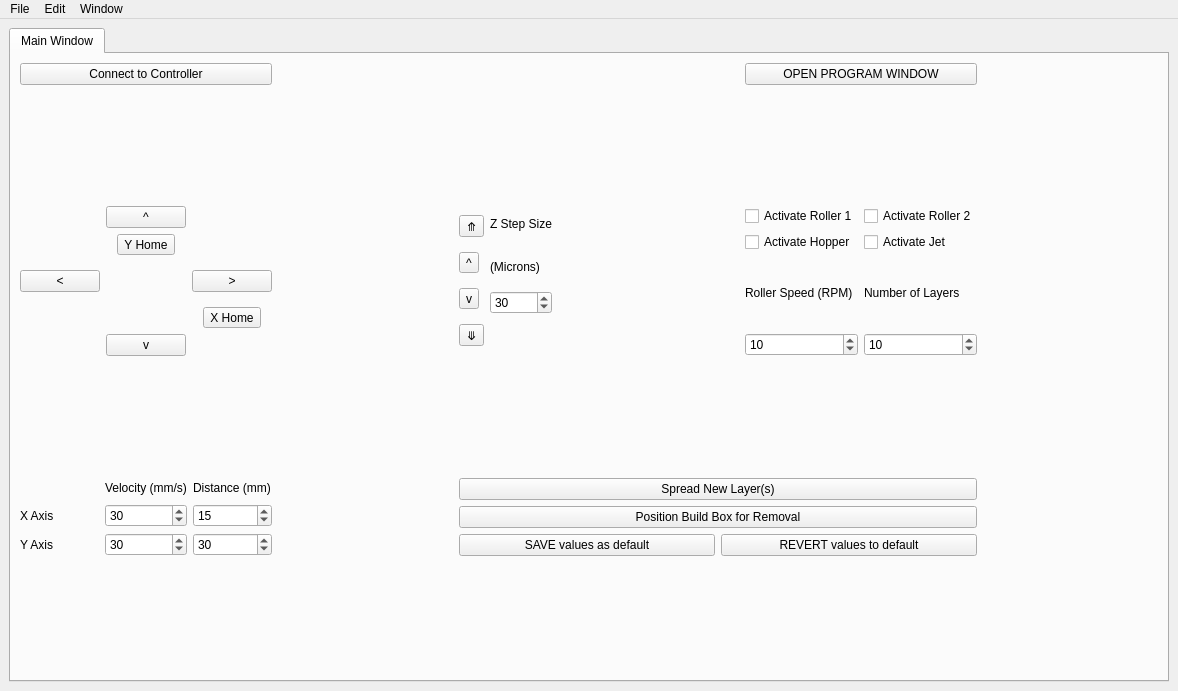
Above: mainwindow.ui from BYUCreateResearchLab/CREATE_LAB_Binder_Jet_Printer before the change. Below: the same form after it.
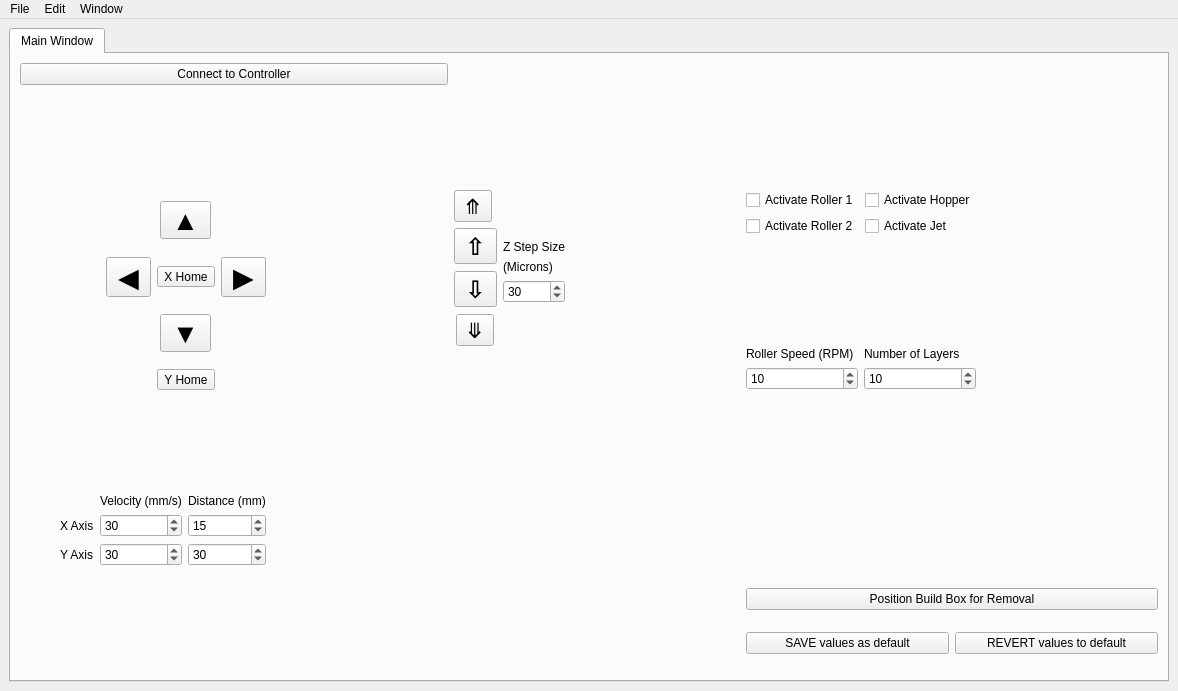
That is the form after the change.

Commit message: Powder Setup Window

The edit to the form file:
```diff
--- a/mainwindow.ui
+++ b/mainwindow.ui
@@ -25,92 +25,20 @@
         <string>Main Window</string>
        </attribute>
        <layout class="QGridLayout" name="gridLayout_8">
-        <item row="2" column="0" rowspan="2">
-         <layout class="QGridLayout" name="gridLayout">
-          <item row="2" column="0">
-           <widget class="QPushButton" name="xNegative">
-            <property name="text">
-             <string>&lt;</string>
-            </property>
-           </widget>
-          </item>
-          <item row="1" column="1" alignment="Qt::AlignHCenter">
-           <widget class="QToolButton" name="yHome">
-            <property name="text">
-             <string>Y Home</string>
-            </property>
-           </widget>
-          </item>
-          <item row="3" column="2" alignment="Qt::AlignHCenter">
-           <widget class="QToolButton" name="xHome">
-            <property name="text">
-             <string>X Home</string>
-            </property>
-           </widget>
-          </item>
-          <item row="0" column="2">
-           <spacer name="horizontalSpacer_2">
-            <property name="orientation">
-             <enum>Qt::Horizontal</enum>
-            </property>
-            <property name="sizeHint" stdset="0">
-             <size>
-              <width>40</width>
-              <height>20</height>
-             </size>
-            </property>
-           </spacer>
-          </item>
-          <item row="0" column="0">
-           <spacer name="horizontalSpacer">
-            <property name="orientation">
-             <enum>Qt::Horizontal</enum>
-            </property>
-            <property name="sizeHint" stdset="0">
-             <size>
-              <width>40</width>
-              <height>20</height>
-             </size>
-            </property>
-           </spacer>
-          </item>
-          <item row="2" column="2">
-           <widget class="QPushButton" name="xPositive">
-            <property name="text">
-             <string>&gt;</string>
-            </property>
-           </widget>
-          </item>
-          <item row="2" column="1">
-           <spacer name="verticalSpacer">
-            <property name="orientation">
-             <enum>Qt::Vertical</enum>
-            </property>
-            <property name="sizeHint" stdset="0">
-             <size>
-              <width>20</width>
-              <height>40</height>
-             </size>
-            </property>
-           </spacer>
-          </item>
-          <item row="4" column="1">
-           <widget class="QPushButton" name="yNegative">
-            <property name="text">
-             <string>v</string>
-            </property>
-           </widget>
-          </item>
-          <item row="0" column="1">
-           <widget class="QPushButton" name="yPositive">
-            <property name="text">
-             <string>^</string>
-            </property>
-           </widget>
-          </item>
-         </layout>
+        <item row="5" column="1">
+         <spacer name="verticalSpacer_2">
+          <property name="orientation">
+           <enum>Qt::Vertical</enum>
+          </property>
+          <property name="sizeHint" stdset="0">
+           <size>
+            <width>20</width>
+            <height>40</height>
+           </size>
+          </property>
+         </spacer>
         </item>
-        <item row="6" column="2">
+        <item row="7" column="1">
          <spacer name="verticalSpacer_4">
           <property name="orientation">
            <enum>Qt::Vertical</enum>
@@ -123,14 +51,147 @@
           </property>
          </spacer>
         </item>
-        <item row="0" column="0">
-         <widget class="QPushButton" name="connect">
-          <property name="text">
-           <string>Connect to Controller</string>
+        <item row="1" column="1">
+         <spacer name="verticalSpacer_3">
+          <property name="orientation">
+           <enum>Qt::Vertical</enum>
           </property>
-         </widget>
+          <property name="sizeHint" stdset="0">
+           <size>
+            <width>20</width>
+            <height>40</height>
+           </size>
+          </property>
+         </spacer>
         </item>
-        <item row="2" column="4">
+        <item row="6" column="1">
+         <layout class="QGridLayout" name="gridLayout_5">
+          <item row="1" column="3">
+           <widget class="QSpinBox" name="xDistance">
+            <property name="value">
+             <number>15</number>
+            </property>
+           </widget>
+          </item>
+          <item row="2" column="2">
+           <widget class="QSpinBox" name="yVelocity">
+            <property name="value">
+             <number>30</number>
+            </property>
+           </widget>
+          </item>
+          <item row="1" column="2">
+           <widget class="QSpinBox" name="xVelocity">
+            <property name="maximum">
+             <number>200</number>
+            </property>
+            <property name="value">
+             <number>30</number>
+            </property>
+           </widget>
+          </item>
+          <item row="2" column="3">
+           <widget class="QSpinBox" name="yDistance">
+            <property name="value">
+             <number>30</number>
+            </property>
+           </widget>
+          </item>
+          <item row="2" column="1">
+           <widget class="QLabel" name="Y_axis">
+            <property name="text">
+             <string>Y Axis</string>
+            </property>
+           </widget>
+          </item>
+          <item row="0" column="2">
+           <widget class="QLabel" name="VelocityLabel">
+            <property name="text">
+             <string>Velocity (mm/s)</string>
+            </property>
+           </widget>
+          </item>
+          <item row="0" column="3">
+           <widget class="QLabel" name="label_2">
+            <property name="text">
+             <string>Distance (mm)</string>
+            </property>
+           </widget>
+          </item>
+          <item row="1" column="1">
+           <widget class="QLabel" name="X_axis">
+            <property name="text">
+             <string>X Axis</string>
+            </property>
+           </widget>
+          </item>
+          <item row="1" column="0">
+           <spacer name="horizontalSpacer">
+            <property name="orientation">
+             <enum>Qt::Horizontal</enum>
+            </property>
+            <property name="sizeHint" stdset="0">
+             <size>
+              <width>40</width>
+              <height>20</height>
+             </size>
+            </property>
+           </spacer>
+          </item>
+         </layout>
+        </item>
+        <item row="3" column="5">
+         <spacer name="verticalSpacer_6">
+          <property name="orientation">
+           <enum>Qt::Vertical</enum>
+          </property>
+          <property name="sizeHint" stdset="0">
+           <size>
+            <width>20</width>
+            <height>40</height>
+           </size>
+          </property>
+         </spacer>
+        </item>
+        <item row="2" column="2">
+         <spacer name="horizontalSpacer_3">
+          <property name="orientation">
+           <enum>Qt::Horizontal</enum>
+          </property>
+          <property name="sizeHint" stdset="0">
+           <size>
+            <width>40</width>
+            <height>20</height>
+           </size>
+          </property>
+         </spacer>
+        </item>
+        <item row="7" column="5" colspan="2">
+         <layout class="QGridLayout" name="gridLayout_6">
+          <item row="1" column="1">
+           <widget class="QPushButton" name="revertDefault">
+            <property name="text">
+             <string>REVERT values to default</string>
+            </property>
+           </widget>
+          </item>
+          <item row="0" column="0" colspan="2">
+           <widget class="QPushButton" name="removeBuildBox">
+            <property name="text">
+             <string>Position Build Box for Removal</string>
+            </property>
+           </widget>
+          </item>
+          <item row="1" column="0">
+           <widget class="QPushButton" name="saveDefault">
+            <property name="text">
+             <string>SAVE values as default</string>
+            </property>
+           </widget>
+          </item>
+         </layout>
+        </item>
+        <item row="2" column="5">
          <layout class="QGridLayout" name="gridLayout_3">
           <item row="0" column="0">
            <widget class="QCheckBox" name="activateRoller1">
@@ -139,21 +200,21 @@
             </property>
            </widget>
           </item>
-          <item row="0" column="1">
-           <widget class="QCheckBox" name="activateRoller2">
-            <property name="text">
-             <string>Activate Roller 2</string>
-            </property>
-           </widget>
-          </item>
-          <item row="1" column="0">
+          <item row="0" column="2">
            <widget class="QCheckBox" name="activateHopper">
             <property name="text">
              <string>Activate Hopper</string>
             </property>
            </widget>
           </item>
-          <item row="1" column="1">
+          <item row="1" column="0">
+           <widget class="QCheckBox" name="activateRoller2">
+            <property name="text">
+             <string>Activate Roller 2</string>
+            </property>
+           </widget>
+          </item>
+          <item row="1" column="2">
            <widget class="QCheckBox" name="activateJet">
             <property name="text">
              <string>Activate Jet</string>
@@ -162,7 +223,7 @@
           </item>
          </layout>
         </item>
-        <item row="3" column="4">
+        <item row="4" column="5">
          <layout class="QGridLayout" name="gridLayout_4">
           <item row="0" column="0">
            <widget class="QLabel" name="VelocityLabel_2">
@@ -194,8 +255,8 @@
           </item>
          </layout>
         </item>
-        <item row="2" column="1">
-         <spacer name="horizontalSpacer_3">
+        <item row="4" column="6">
+         <spacer name="horizontalSpacer_4">
           <property name="orientation">
            <enum>Qt::Horizontal</enum>
           </property>
@@ -207,33 +268,234 @@
           </property>
          </spacer>
         </item>
-        <item row="2" column="2" rowspan="2">
+        <item row="2" column="4">
+         <spacer name="horizontalSpacer_5">
+          <property name="orientation">
+           <enum>Qt::Horizontal</enum>
+          </property>
+          <property name="sizeHint" stdset="0">
+           <size>
+            <width>40</width>
+            <height>20</height>
+           </size>
+          </property>
+         </spacer>
+        </item>
+        <item row="0" column="1" colspan="2">
+         <widget class="QPushButton" name="connect">
+          <property name="text">
+           <string>Connect to Controller</string>
+          </property>
+         </widget>
+        </item>
+        <item row="2" column="1" rowspan="3">
+         <layout class="QGridLayout" name="gridLayout" columnstretch="1,0,0,0">
+          <property name="horizontalSpacing">
+           <number>6</number>
+          </property>
+          <item row="6" column="2">
+           <widget class="QToolButton" name="yHome">
+            <property name="text">
+             <string>Y Home</string>
+            </property>
+           </widget>
+          </item>
+          <item row="3" column="2">
+           <widget class="QToolButton" name="xHome">
+            <property name="text">
+             <string>X Home</string>
+            </property>
+           </widget>
+          </item>
+          <item row="5" column="2" alignment="Qt::AlignHCenter|Qt::AlignVCenter">
+           <widget class="QToolButton" name="yNegative">
+            <property name="baseSize">
+             <size>
+              <width>16</width>
+              <height>16</height>
+             </size>
+            </property>
+            <property name="font">
+             <font>
+              <pointsize>20</pointsize>
+              <bold>true</bold>
+              <kerning>true</kerning>
+             </font>
+            </property>
+            <property name="text">
+             <string>▼</string>
+            </property>
+           </widget>
+          </item>
+          <item row="3" column="3" alignment="Qt::AlignHCenter">
+           <widget class="QToolButton" name="xPositive">
+            <property name="sizePolicy">
+             <sizepolicy hsizetype="Fixed" vsizetype="Fixed">
+              <horstretch>0</horstretch>
+              <verstretch>0</verstretch>
+             </sizepolicy>
+            </property>
+            <property name="baseSize">
+             <size>
+              <width>16</width>
+              <height>16</height>
+             </size>
+            </property>
+            <property name="font">
+             <font>
+              <pointsize>20</pointsize>
+              <italic>false</italic>
+              <bold>true</bold>
+              <kerning>true</kerning>
+             </font>
+            </property>
+            <property name="text">
+             <string>▶</string>
+            </property>
+            <property name="iconSize">
+             <size>
+              <width>16</width>
+              <height>16</height>
+             </size>
+            </property>
+           </widget>
+          </item>
+          <item row="0" column="2" alignment="Qt::AlignHCenter|Qt::AlignVCenter">
+           <widget class="QToolButton" name="yPositive">
+            <property name="font">
+             <font>
+              <pointsize>20</pointsize>
+              <bold>true</bold>
+             </font>
+            </property>
+            <property name="text">
+             <string>▲</string>
+            </property>
+           </widget>
+          </item>
+          <item row="3" column="1" alignment="Qt::AlignHCenter">
+           <widget class="QToolButton" name="xNegative">
+            <property name="font">
+             <font>
+              <pointsize>20</pointsize>
+              <bold>true</bold>
+             </font>
+            </property>
+            <property name="text">
+             <string>◀</string>
+            </property>
+           </widget>
+          </item>
+          <item row="3" column="0">
+           <spacer name="horizontalSpacer_2">
+            <property name="orientation">
+             <enum>Qt::Horizontal</enum>
+            </property>
+            <property name="sizeHint" stdset="0">
+             <size>
+              <width>40</width>
+              <height>20</height>
+             </size>
+            </property>
+           </spacer>
+          </item>
+         </layout>
+        </item>
+        <item row="2" column="3" rowspan="3">
          <layout class="QGridLayout" name="gridLayout_2">
-          <item row="0" column="0" rowspan="4">
+          <item row="4" column="1">
+           <widget class="QSpinBox" name="zStepSize">
+            <property name="minimum">
+             <number>1</number>
+            </property>
+            <property name="maximum">
+             <number>15000</number>
+            </property>
+            <property name="value">
+             <number>30</number>
+            </property>
+           </widget>
+          </item>
+          <item row="3" column="1">
+           <widget class="QLabel" name="label_3">
+            <property name="text">
+             <string>(Microns)</string>
+            </property>
+           </widget>
+          </item>
+          <item row="5" column="1">
+           <spacer name="verticalSpacer">
+            <property name="orientation">
+             <enum>Qt::Vertical</enum>
+            </property>
+            <property name="sizeHint" stdset="0">
+             <size>
+              <width>20</width>
+              <height>40</height>
+             </size>
+            </property>
+           </spacer>
+          </item>
+          <item row="1" column="1">
+           <spacer name="verticalSpacer_7">
+            <property name="orientation">
+             <enum>Qt::Vertical</enum>
+            </property>
+            <property name="sizeHint" stdset="0">
+             <size>
+              <width>20</width>
+              <height>40</height>
+             </size>
+            </property>
+           </spacer>
+          </item>
+          <item row="1" column="0" rowspan="5">
            <layout class="QVBoxLayout" name="verticalLayout">
             <item>
              <widget class="QToolButton" name="zMax">
+              <property name="font">
+               <font>
+                <pointsize>16</pointsize>
+               </font>
+              </property>
               <property name="text">
                <string>⤊</string>
               </property>
              </widget>
             </item>
-            <item>
+            <item alignment="Qt::AlignHCenter|Qt::AlignVCenter">
              <widget class="QToolButton" name="zUp">
+              <property name="font">
+               <font>
+                <pointsize>18</pointsize>
+                <bold>true</bold>
+               </font>
+              </property>
               <property name="text">
-               <string>^</string>
+               <string>⇧</string>
               </property>
              </widget>
             </item>
-            <item>
+            <item alignment="Qt::AlignHCenter|Qt::AlignVCenter">
              <widget class="QToolButton" name="zDown">
+              <property name="font">
+               <font>
+                <pointsize>18</pointsize>
+                <bold>true</bold>
+               </font>
+              </property>
               <property name="text">
-               <string>v</string>
+               <string>⇩</string>
               </property>
              </widget>
             </item>
-            <item>
+            <item alignment="Qt::AlignHCenter">
              <widget class="QToolButton" name="zMin">
+              <property name="font">
+               <font>
+                <pointsize>16</pointsize>
+               </font>
+              </property>
               <property name="text">
                <string>⤋</string>
               </property>
@@ -241,189 +503,28 @@
             </item>
            </layout>
           </item>
-          <item row="0" column="1">
+          <item row="2" column="1">
            <widget class="QLabel" name="label">
             <property name="text">
              <string>Z Step Size</string>
             </property>
            </widget>
           </item>
-          <item row="1" column="1">
-           <widget class="QLabel" name="label_3">
-            <property name="text">
-             <string>(Microns)</string>
+          <item row="6" column="1">
+           <spacer name="verticalSpacer_8">
+            <property name="orientation">
+             <enum>Qt::Vertical</enum>
             </property>
-           </widget>
-          </item>
-          <item row="2" column="1">
-           <widget class="QSpinBox" name="zStepSize">
-            <property name="minimum">
-             <number>1</number>
+            <property name="sizeHint" stdset="0">
+             <size>
+              <width>20</width>
+              <height>40</height>
+             </size>
             </property>
-            <property name="maximum">
-             <number>15000</number>
-            </property>
-            <property name="value">
-             <number>30</number>
-            </property>
-           </widget>
+           </spacer>
           </item>
          </layout>
         </item>
-        <item row="4" column="0">
-         <spacer name="verticalSpacer_2">
-          <property name="orientation">
-           <enum>Qt::Vertical</enum>
-          </property>
-          <property name="sizeHint" stdset="0">
-           <size>
-            <width>20</width>
-            <height>40</height>
-           </size>
-          </property>
-         </spacer>
-        </item>
-        <item row="5" column="0">
-         <layout class="QGridLayout" name="gridLayout_5">
-          <item row="0" column="1">
-           <widget class="QLabel" name="VelocityLabel">
-            <property name="text">
-             <string>Velocity (mm/s)</string>
-            </property>
-           </widget>
-          </item>
-          <item row="0" column="2">
-           <widget class="QLabel" name="label_2">
-            <property name="text">
-             <string>Distance (mm)</string>
-            </property>
-           </widget>
-          </item>
-          <item row="1" column="0">
-           <widget class="QLabel" name="X_axis">
-            <property name="text">
-             <string>X Axis</string>
-            </property>
-           </widget>
-          </item>
-          <item row="1" column="1">
-           <widget class="QSpinBox" name="xVelocity">
-            <property name="maximum">
-             <number>200</number>
-            </property>
-            <property name="value">
-             <number>30</number>
-            </property>
-           </widget>
-          </item>
-          <item row="1" column="2">
-           <widget class="QSpinBox" name="xDistance">
-            <property name="value">
-             <number>15</number>
-            </property>
-           </widget>
-          </item>
-          <item row="2" column="0">
-           <widget class="QLabel" name="Y_axis">
-            <property name="text">
-             <string>Y Axis</string>
-            </property>
-           </widget>
-          </item>
-          <item row="2" column="1">
-           <widget class="QSpinBox" name="yVelocity">
-            <property name="value">
-             <number>30</number>
-            </property>
-           </widget>
-          </item>
-          <item row="2" column="2">
-           <widget class="QSpinBox" name="yDistance">
-            <property name="value">
-             <number>30</number>
-            </property>
-           </widget>
-          </item>
-         </layout>
-        </item>
-        <item row="1" column="0">
-         <spacer name="verticalSpacer_3">
-          <property name="orientation">
-           <enum>Qt::Vertical</enum>
-          </property>
-          <property name="sizeHint" stdset="0">
-           <size>
-            <width>20</width>
-            <height>40</height>
-           </size>
-          </property>
-         </spacer>
-        </item>
-        <item row="0" column="4">
-         <widget class="QPushButton" name="OpenProgramWindow">
-          <property name="text">
-           <string>OPEN PROGRAM WINDOW</string>
-          </property>
-         </widget>
-        </item>
-        <item row="3" column="5">
-         <spacer name="horizontalSpacer_4">
-          <property name="orientation">
-           <enum>Qt::Horizontal</enum>
-          </property>
-          <property name="sizeHint" stdset="0">
-           <size>
-            <width>40</width>
-            <height>20</height>
-           </size>
-          </property>
-         </spacer>
-        </item>
-        <item row="5" column="2" colspan="3">
-         <layout class="QGridLayout" name="gridLayout_6">
-          <item row="0" column="0" colspan="2">
-           <widget class="QPushButton" name="spreadNewLayer">
-            <property name="text">
-             <string>Spread New Layer(s)</string>
-            </property>
-           </widget>
-          </item>
-          <item row="1" column="0" colspan="2">
-           <widget class="QPushButton" name="removeBuildBox">
-            <property name="text">
-             <string>Position Build Box for Removal</string>
-            </property>
-           </widget>
-          </item>
-          <item row="2" column="0">
-           <widget class="QPushButton" name="saveDefault">
-            <property name="text">
-             <string>SAVE values as default</string>
-            </property>
-           </widget>
-          </item>
-          <item row="2" column="1">
-           <widget class="QPushButton" name="revertDefault">
-            <property name="text">
-             <string>REVERT values to default</string>
-            </property>
-           </widget>
-          </item>
-         </layout>
-        </item>
-        <item row="2" column="3">
-         <spacer name="horizontalSpacer_5">
-          <property name="orientation">
-           <enum>Qt::Horizontal</enum>
-          </property>
-          <property name="sizeHint" stdset="0">
-           <size>
-            <width>40</width>
-            <height>20</height>
-           </size>
-          </property>
-         </spacer>
-        </item>
        </layout>
       </widget>
      </widget>
```
The commit also changes 18 other files.
